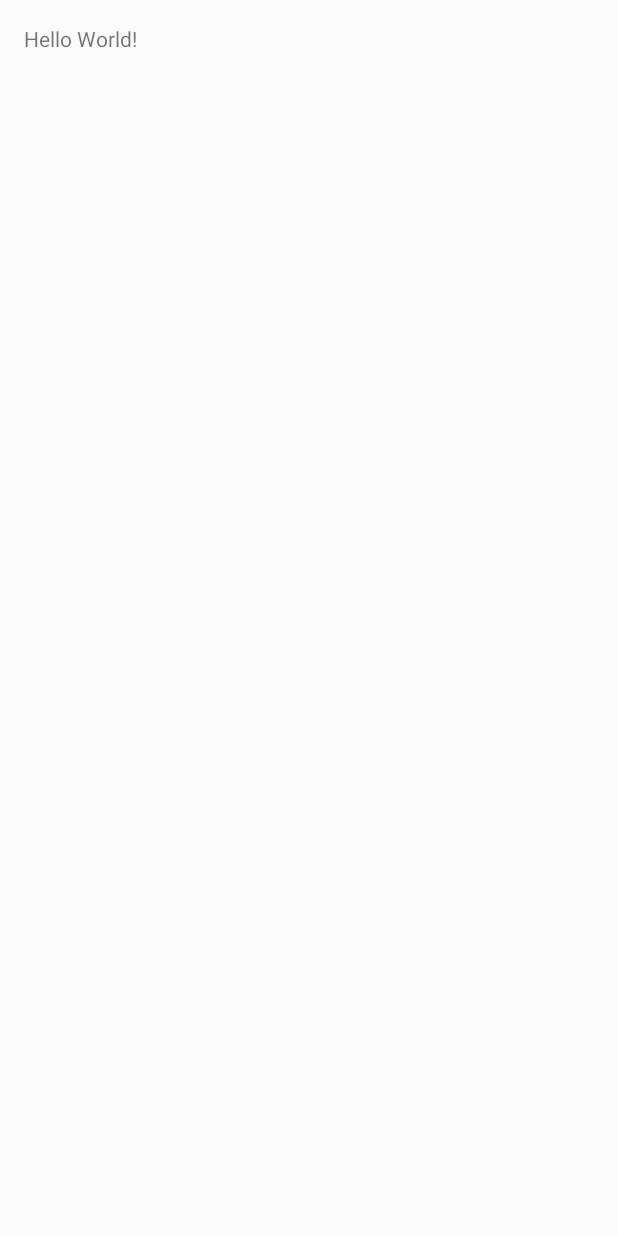
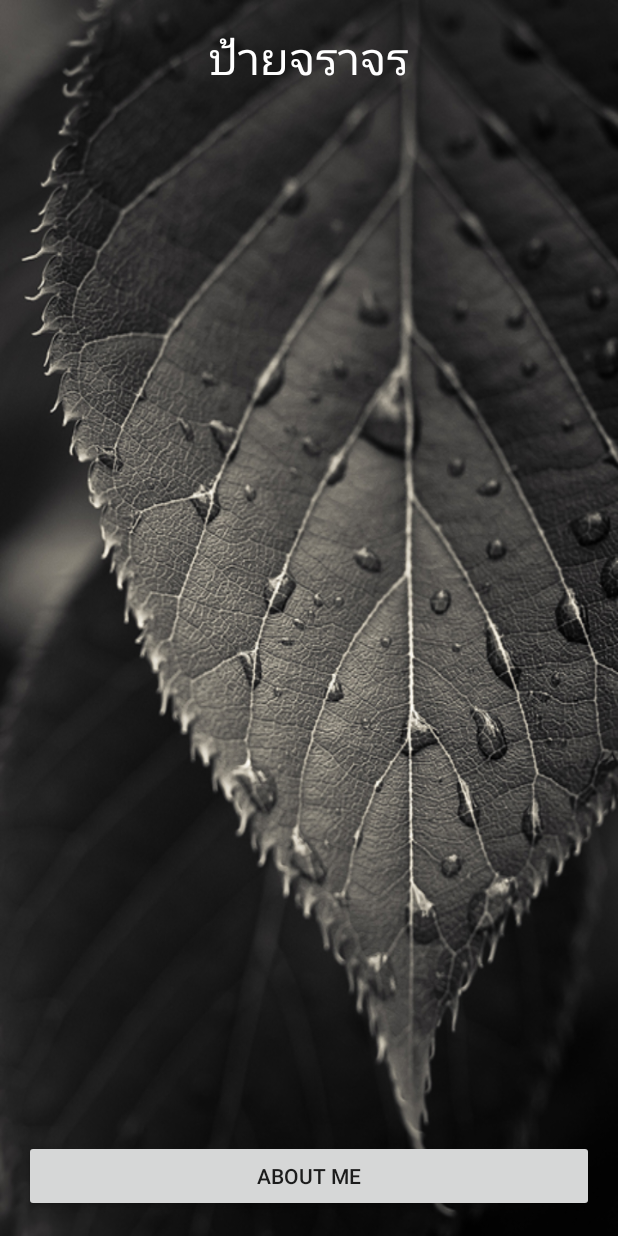
Before and after one commit to masterUNG/Traffic-Learn, an Android app: the screen it shows after launch (MainActivity), on a phone screen of 412 x 824 dp. Before the commit the screen is almost empty. Run offline under Robolectric (Android 15) with nearby library versions, the phone set to English and light mode, and no system bars.

Commit message:
finish 10Sep

```diff
--- a/app/src/main/res/layout/activity_main.xml
+++ b/app/src/main/res/layout/activity_main.xml
@@ -7,10 +7,31 @@
     android:paddingLeft="@dimen/activity_horizontal_margin"
     android:paddingRight="@dimen/activity_horizontal_margin"
     android:paddingTop="@dimen/activity_vertical_margin"
-    tools:context="appewtc.masterung.trafficlearn.MainActivity">
+    tools:context="appewtc.masterung.trafficlearn.MainActivity"
+    android:background="@drawable/wallpapers_a_03">
 
     <TextView
         android:layout_width="wrap_content"
         android:layout_height="wrap_content"
-        android:text="Hello World!" />
+        android:text="@string/title_main"
+        android:id="@+id/textView"
+        android:textSize="@dimen/h1"
+        android:layout_centerHorizontal="true"
+        android:textColor="@color/a_text" />
+
+    <Button
+        android:layout_width="match_parent"
+        android:layout_height="wrap_content"
+        android:text="About Me"
+        android:id="@+id/button"
+        android:layout_alignParentBottom="true" />
+
+    <ListView
+        android:layout_width="wrap_content"
+        android:layout_height="wrap_content"
+        android:id="@+id/listView"
+        android:layout_below="@+id/textView"
+        android:layout_above="@+id/button"
+        android:layout_marginTop="20dp"
+        android:layout_marginBottom="20dp" />
 </RelativeLayout>
--- a/app/src/main/res/values/colors.xml
+++ b/app/src/main/res/values/colors.xml
@@ -3,4 +3,7 @@
     <color name="colorPrimary">#3F51B5</color>
     <color name="colorPrimaryDark">#303F9F</color>
     <color name="colorAccent">#FF4081</color>
+
+    <color name="a_text">#ffffff</color>
+
 </resources>
--- a/app/src/main/res/values/dimens.xml
+++ b/app/src/main/res/values/dimens.xml
@@ -2,4 +2,10 @@
     <!-- Default screen margins, per the Android Design guidelines. -->
     <dimen name="activity_horizontal_margin">16dp</dimen>
     <dimen name="activity_vertical_margin">16dp</dimen>
+
+    <dimen name="h1">30sp</dimen>
+    <dimen name="h2">20sp</dimen>
+    <dimen name="icon">120dp</dimen>
+    <dimen name="image">200dp</dimen>
+
 </resources>
--- a/app/src/main/res/values/strings.xml
+++ b/app/src/main/res/values/strings.xml
@@ -1,3 +1,6 @@
 <resources>
     <string name="app_name">Traffic Learn</string>
+
+    <string name="title_main">ป้ายจราจร</string>
+
 </resources>
```
Also changed, not shown: app/src/main/res/drawable/wallpapers_a_03.png (added).
